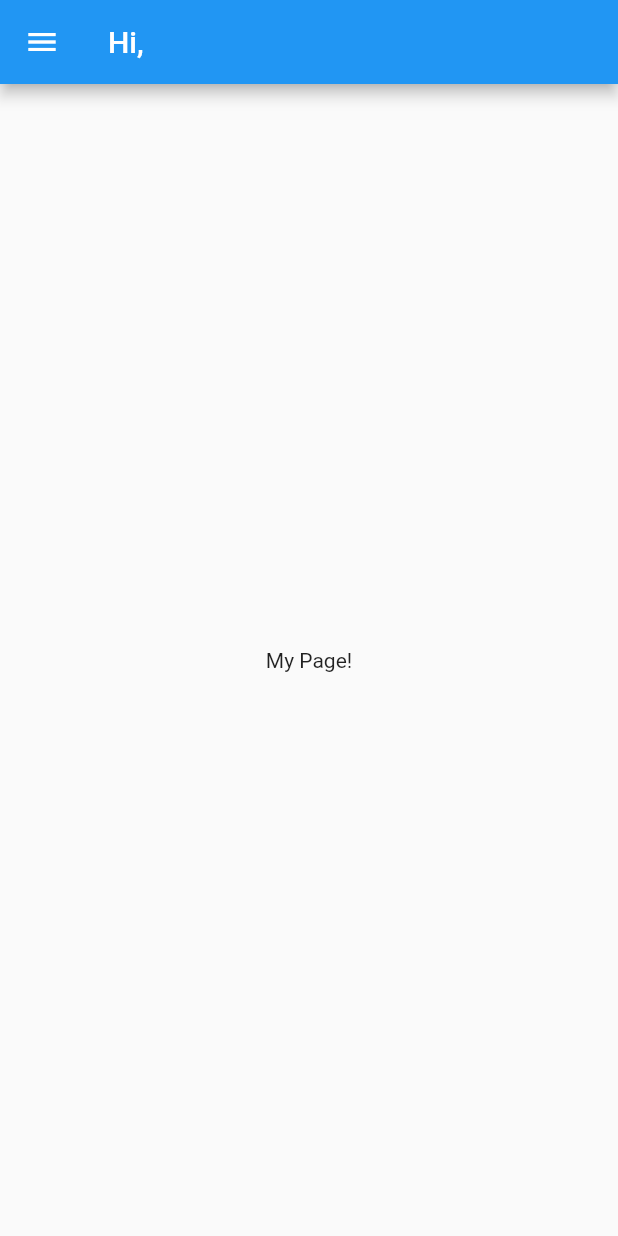
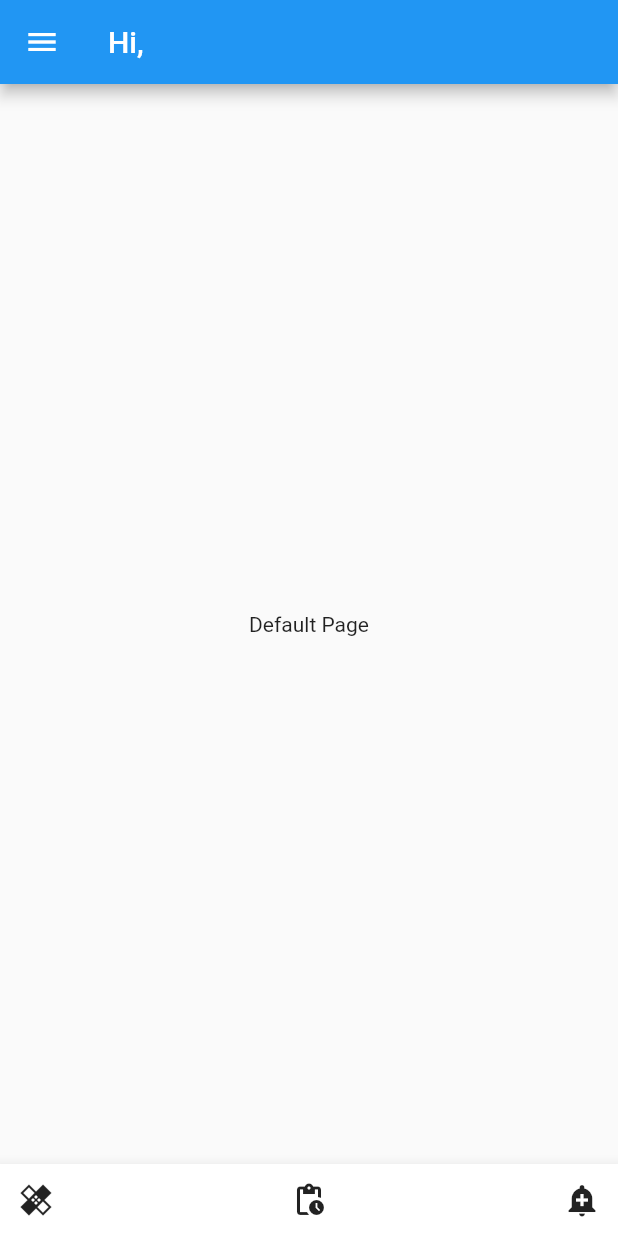
Before and after one commit to IvanIsCoding/Farmaci.ai, a Flutter app: the screen it shows after launch, after a tap on "Login", on a phone screen of 412 x 824 dp. Run offline on Flutter 3.47's test engine with Material 2 defaults, Android fonts, the phone set to English and light mode, and no system bars.

Commit message:
Updated the UI further.

```diff
--- a/lib/homepage.dart
+++ b/lib/homepage.dart
@@ -1,4 +1,5 @@
 import 'globals.dart' as globals;
+import './medications.dart';
 import 'allies.dart';
 import 'package:flutter/material.dart';
 import './login.dart';
@@ -12,14 +13,36 @@ class MyHomePage extends StatefulWidget {
 }
 
 class _MyHomePageState extends State<MyHomePage> {
-  Widget bodyContent = Text('My Page!');
-  void updateBody() => bodyContent = Allies();
+  int index = 0;
+  Widget serveBody() {
+    if (index == 1) return Allies();
+    if (index == 2) return Medications();
+
+    return Text('Default Page');
+  }
 
   @override
   Widget build(BuildContext context) {
     return Scaffold(
       appBar: AppBar(title: Text(widget.title)),
-      body: Center(child: bodyContent),
+      body: Center(child: serveBody()),
+      bottomNavigationBar: BottomAppBar(
+        child: Row(
+          children: [
+            IconButton(
+                icon: Icon(Icons.healing_sharp),
+                onPressed: () {
+                  setState(() {
+                    index = 2;
+                  });
+                }),
+            Spacer(),
+            IconButton(icon: Icon(Icons.pending_actions), onPressed: () {}),
+            Spacer(),
+            IconButton(icon: Icon(Icons.add_alert), onPressed: () {}),
+          ],
+        ),
+      ),
       drawer: Drawer(
         child: ListView(
           padding: EdgeInsets.zero,
@@ -31,9 +54,12 @@ class _MyHomePageState extends State<MyHomePage> {
               ),
             ),
             ListTile(
-              title: Text('Friends and Family'),
-              onTap: updateBody,
-            ),
+                title: Text('Friends and Family'),
+                onTap: () {
+                  setState(() {
+                    index = 1;
+                  });
+                }),
             ListTile(
               title: Text('Log out'),
               onTap: () {
--- a/lib/mainpage.dart
+++ b/lib/mainpage.dart
@@ -2,7 +2,12 @@ import 'globals.dart' as globals;
 import 'package:flutter/material.dart';
 import './homepage.dart';
 
-class MainPage extends StatelessWidget {
+class MainPage extends StatefulWidget {
+  @override
+  _MainPageState createState() => _MainPageState();
+}
+
+class _MainPageState extends State<MainPage> {
   final appTitle = 'Hi, ' + globals.name;
 
   @override
```
Also changed, not shown: lib/allies.dart (+19 -1 lines), lib/medications.dart (added, +30 -0 lines), lib/alerts.dart (added).
